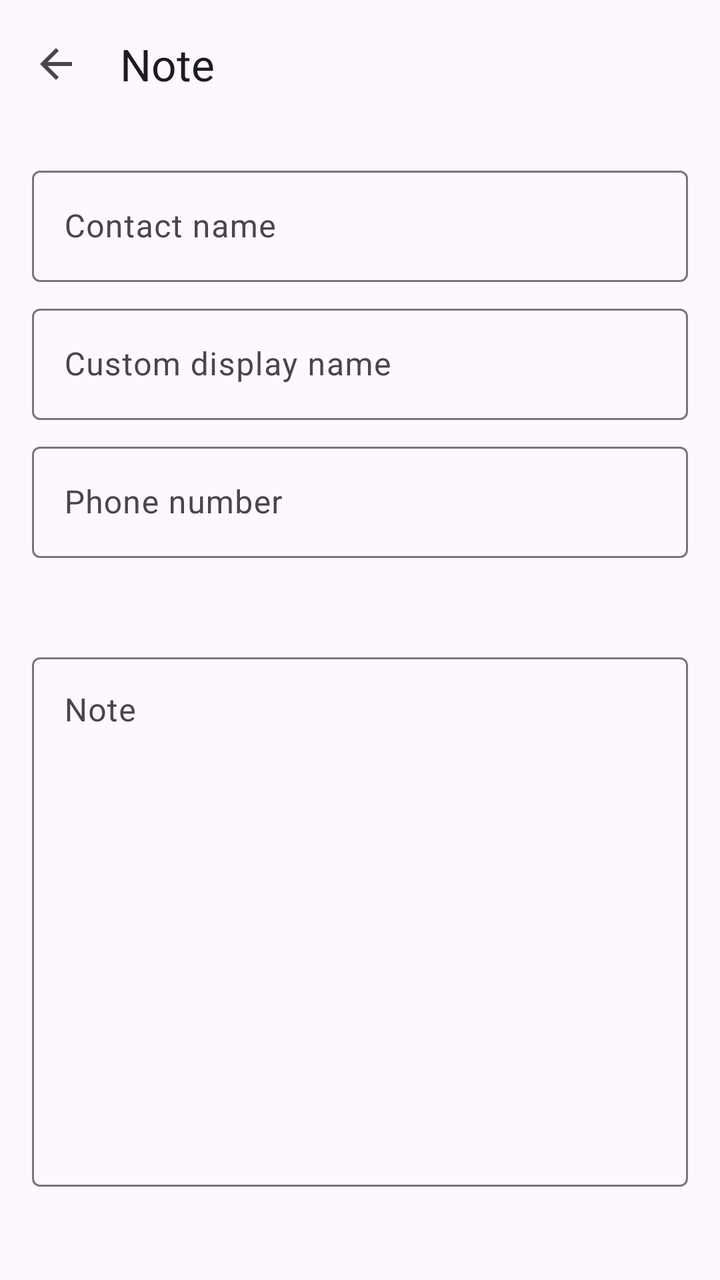
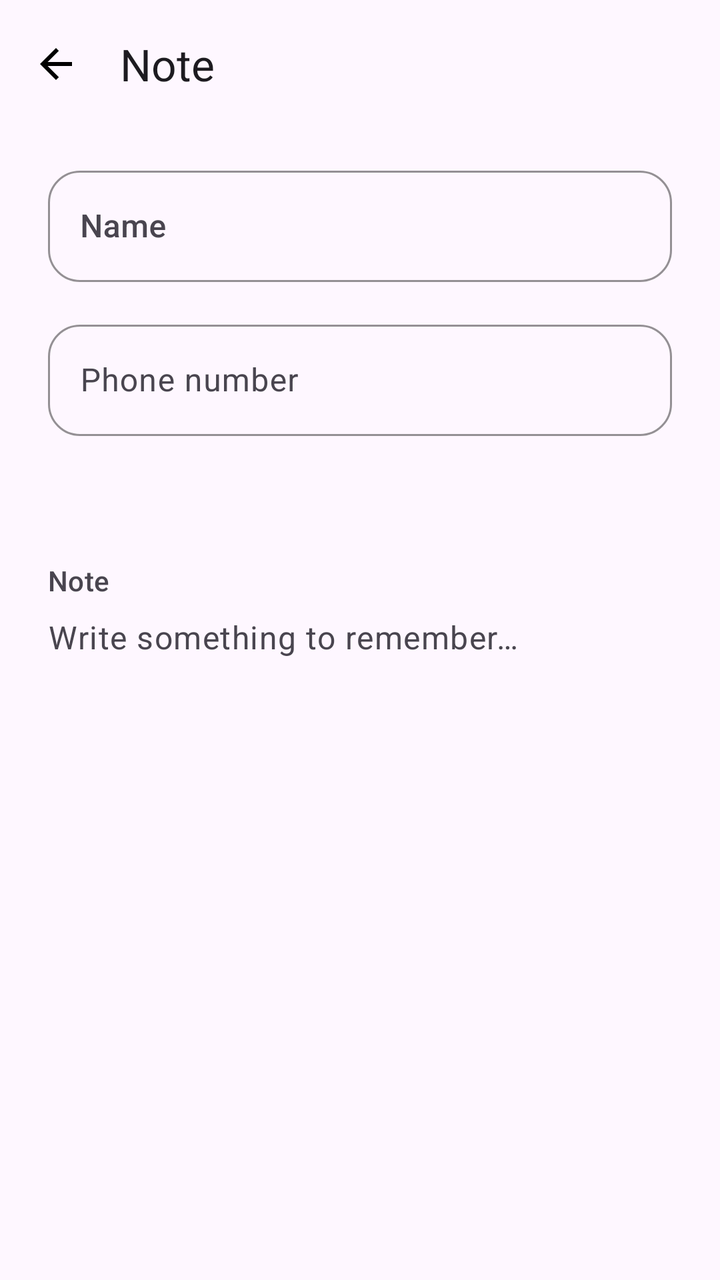

Screens rendered from an Android XML layout before and after an edit, with the pre-edit source and the edit as a unified diff.
<!-- AndroidManifest.xml: application theme Theme.CallRecall -->
<!-- res/layout/activity_note_editor.xml -->
<?xml version="1.0" encoding="utf-8"?>
<LinearLayout xmlns:android="http://schemas.android.com/apk/res/android"
    xmlns:app="http://schemas.android.com/apk/res-auto"
    android:layout_width="match_parent"
    android:layout_height="match_parent"
    android:orientation="vertical">

    <com.google.android.material.appbar.MaterialToolbar
        android:id="@+id/toolbar"
        android:layout_width="match_parent"
        android:layout_height="?attr/actionBarSize"
        app:navigationIcon="?attr/homeAsUpIndicator"
        app:title="@string/note_editor" />

    <ScrollView
        android:layout_width="match_parent"
        android:layout_height="match_parent"
        android:fillViewport="true">

        <LinearLayout
            android:layout_width="match_parent"
            android:layout_height="wrap_content"
            android:orientation="vertical"
            android:padding="16dp">

            <com.google.android.material.textfield.TextInputLayout
                android:layout_width="match_parent"
                android:layout_height="wrap_content"
                android:hint="@string/contact_name">

                <com.google.android.material.textfield.TextInputEditText
                    android:id="@+id/editContactName"
                    android:layout_width="match_parent"
                    android:layout_height="wrap_content"
                    android:inputType="textPersonName" />

            </com.google.android.material.textfield.TextInputLayout>

            <com.google.android.material.textfield.TextInputLayout
                android:layout_width="match_parent"
                android:layout_height="wrap_content"
                android:layout_marginTop="8dp"
                android:hint="@string/custom_display_name">

                <com.google.android.material.textfield.TextInputEditText
                    android:id="@+id/editCustomName"
                    android:layout_width="match_parent"
                    android:layout_height="wrap_content"
                    android:inputType="text" />

            </com.google.android.material.textfield.TextInputLayout>

            <com.google.android.material.textfield.TextInputLayout
                android:layout_width="match_parent"
                android:layout_height="wrap_content"
                android:layout_marginTop="8dp"
                android:hint="@string/phone_number">

                <com.google.android.material.textfield.TextInputEditText
                    android:id="@+id/editPhoneNumber"
                    android:layout_width="match_parent"
                    android:layout_height="wrap_content"
                    android:inputType="phone" />

            </com.google.android.material.textfield.TextInputLayout>

            <TextView
                android:id="@+id/textLastUpdated"
                android:layout_width="match_parent"
                android:layout_height="wrap_content"
                android:layout_marginTop="12dp"
                android:textAppearance="?attr/textAppearanceBodySmall" />

            <com.google.android.material.textfield.TextInputLayout
                android:layout_width="match_parent"
                android:layout_height="wrap_content"
                android:layout_marginTop="16dp"
                android:hint="@string/note_content">

                <com.google.android.material.textfield.TextInputEditText
                    android:id="@+id/editNoteContent"
                    android:layout_width="match_parent"
                    android:layout_height="wrap_content"
                    android:gravity="top"
                    android:inputType="textMultiLine|textCapSentences"
                    android:minLines="12" />

            </com.google.android.material.textfield.TextInputLayout>

        </LinearLayout>

    </ScrollView>

</LinearLayout>
<!-- resources referenced by this layout -->
<resources>
  <string name="contact_name">Contact name</string>
  <string name="custom_display_name">Custom display name</string>
  <string name="note_content">Note</string>
  <string name="note_editor">Note</string>
  <string name="phone_number">Phone number</string>
  <style name="Theme.CallRecall" parent="Theme.Material3.DayNight.NoActionBar">
          <item name="colorPrimary">@color/primary</item>
          <item name="colorOnPrimary">@color/on_primary</item>
          <item name="colorPrimaryContainer">@color/primary_container</item>
          <item name="colorOnPrimaryContainer">@color/on_primary_container</item>
      </style>
  <color name="primary">#1565C0</color>
  <color name="on_primary">#FFFFFF</color>
  <color name="primary_container">#D1E4FF</color>
  <color name="on_primary_container">#001D36</color>
</resources>

<!-- the commit's change to res/layout/activity_note_editor.xml (unified diff, before → after) -->
@@ -3,92 +3,101 @@
     xmlns:app="http://schemas.android.com/apk/res-auto"
     android:layout_width="match_parent"
     android:layout_height="match_parent"
+    android:focusableInTouchMode="true"
     android:orientation="vertical">
 
     <com.google.android.material.appbar.MaterialToolbar
         android:id="@+id/toolbar"
         android:layout_width="match_parent"
         android:layout_height="?attr/actionBarSize"
-        app:navigationIcon="?attr/homeAsUpIndicator"
-        app:title="@string/note_editor" />
+        android:background="?attr/colorSurface"
+        app:navigationIcon="@drawable/ic_arrow_back"
+        app:title="@string/note_editor"
+        app:titleTextAppearance="?attr/textAppearanceTitleLarge" />
 
-    <ScrollView
+    <androidx.core.widget.NestedScrollView
         android:layout_width="match_parent"
-        android:layout_height="match_parent"
+        android:layout_height="0dp"
+        android:layout_weight="1"
+        android:clipToPadding="false"
         android:fillViewport="true">
 
         <LinearLayout
             android:layout_width="match_parent"
             android:layout_height="wrap_content"
             android:orientation="vertical"
-            android:padding="16dp">
+            android:paddingStart="24dp"
+            android:paddingTop="16dp"
+            android:paddingEnd="24dp"
+            android:paddingBottom="32dp">
 
             <com.google.android.material.textfield.TextInputLayout
+                style="@style/Widget.CallRecall.Input"
                 android:layout_width="match_parent"
                 android:layout_height="wrap_content"
-                android:hint="@string/contact_name">
+                android:hint="@string/name">
 
                 <com.google.android.material.textfield.TextInputEditText
-                    android:id="@+id/editContactName"
+                    android:id="@+id/editName"
                     android:layout_width="match_parent"
                     android:layout_height="wrap_content"
-                    android:inputType="textPersonName" />
-
+                    android:inputType="textPersonName|textCapWords"
+                    android:maxLines="1"
+                    android:imeOptions="actionNext"
+                    android:textAppearance="?attr/textAppearanceTitleMedium" />
             </com.google.android.material.textfield.TextInputLayout>
 
             <com.google.android.material.textfield.TextInputLayout
+                style="@style/Widget.CallRecall.Input"
                 android:layout_width="match_parent"
                 android:layout_height="wrap_content"
-                android:layout_marginTop="8dp"
-                android:hint="@string/custom_display_name">
-
-                <com.google.android.material.textfield.TextInputEditText
-                    android:id="@+id/editCustomName"
-                    android:layout_width="match_parent"
-                    android:layout_height="wrap_content"
-                    android:inputType="text" />
-
-            </com.google.android.material.textfield.TextInputLayout>
-
-            <com.google.android.material.textfield.TextInputLayout
-                android:layout_width="match_parent"
-                android:layout_height="wrap_content"
-                android:layout_marginTop="8dp"
+                android:id="@+id/phoneNumberLayout"
+                android:layout_marginTop="16dp"
                 android:hint="@string/phone_number">
 
                 <com.google.android.material.textfield.TextInputEditText
                     android:id="@+id/editPhoneNumber"
                     android:layout_width="match_parent"
                     android:layout_height="wrap_content"
-                    android:inputType="phone" />
-
+                    android:inputType="phone"
+                    android:imeOptions="actionNext"
+                    android:maxLines="1" />
             </com.google.android.material.textfield.TextInputLayout>
 
             <TextView
                 android:id="@+id/textLastUpdated"
                 android:layout_width="match_parent"
                 android:layout_height="wrap_content"
-                android:layout_marginTop="12dp"
-                android:textAppearance="?attr/textAppearanceBodySmall" />
+                android:layout_marginTop="16dp"
+                android:textAppearance="?attr/textAppearanceLabelSmall"
+                android:textColor="?attr/colorOnSurfaceVariant" />
 
-            <com.google.android.material.textfield.TextInputLayout
+            <TextView
                 android:layout_width="match_parent"
                 android:layout_height="wrap_content"
-                android:layout_marginTop="16dp"
-                android:hint="@string/note_content">
+                android:layout_marginTop="32dp"
+                android:labelFor="@id/editNoteContent"
+                android:text="@string/note_content"
+                android:textAppearance="?attr/textAppearanceTitleSmall"
+                android:textColor="?attr/colorOnSurfaceVariant" />
 
-                <com.google.android.material.textfield.TextInputEditText
-                    android:id="@+id/editNoteContent"
-                    android:layout_width="match_parent"
-                    android:layout_height="wrap_content"
-                    android:gravity="top"
-                    android:inputType="textMultiLine|textCapSentences"
-                    android:minLines="12" />
-
-            </com.google.android.material.textfield.TextInputLayout>
-
+            <com.google.android.material.textfield.TextInputEditText
+                android:id="@+id/editNoteContent"
+                android:layout_width="match_parent"
+                android:layout_height="wrap_content"
+                android:layout_marginTop="8dp"
+                android:background="@android:color/transparent"
+                android:gravity="top|start"
+                android:hint="@string/note_placeholder"
+                android:inputType="textMultiLine|textCapSentences"
+                android:lineSpacingExtra="6dp"
+                android:minLines="12"
+                android:padding="0dp"
+                android:paddingTop="8dp"
+                android:paddingBottom="16dp"
+                android:textAppearance="?attr/textAppearanceBodyLarge"
+                android:textColor="?attr/colorOnSurface"
+                android:textColorHint="?attr/colorOnSurfaceVariant" />
         </LinearLayout>
-
-    </ScrollView>
-
+    </androidx.core.widget.NestedScrollView>
 </LinearLayout>
<!-- resource entries referenced after the edit -->
@@ -1,11 +1,22 @@
 <!-- resources referenced by this layout -->
 <resources>
-  <string name="contact_name">Contact name</string>
-  <string name="custom_display_name">Custom display name</string>
+  <!-- drawable ic_arrow_back (drawable) -->
+  <vector xmlns:android="http://schemas.android.com/apk/res/android" android:width="24dp" android:height="24dp" android:viewportWidth="24" android:viewportHeight="24"><path android:fillColor="#FF000000" android:pathData="M20,11H7.83l5.59,-5.59L12,4l-8,8 8,8 1.42,-1.41L7.83,13H20z" /></vector>
+  <string name="name">Name</string>
   <string name="note_content">Note</string>
   <string name="note_editor">Note</string>
+  <string name="note_placeholder">Write something to remember…</string>
   <string name="phone_number">Phone number</string>
+  <style name="Widget.CallRecall.Input" parent="Widget.Material3.TextInputLayout.OutlinedBox">
+          <item name="boxCornerRadiusTopStart">16dp</item>
+          <item name="boxCornerRadiusTopEnd">16dp</item>
+          <item name="boxCornerRadiusBottomStart">16dp</item>
+          <item name="boxCornerRadiusBottomEnd">16dp</item>
+          <item name="boxStrokeColor">?attr/colorOutline</item>
+          <item name="boxBackgroundColor">?attr/colorSurface</item>
+      </style>
   <style name="Theme.CallRecall" parent="Theme.Material3.DayNight.NoActionBar">
+          <item name="android:windowBackground">?attr/colorSurface</item>
           <item name="colorPrimary">@color/primary</item>
           <item name="colorOnPrimary">@color/on_primary</item>
           <item name="colorPrimaryContainer">@color/primary_container</item>
